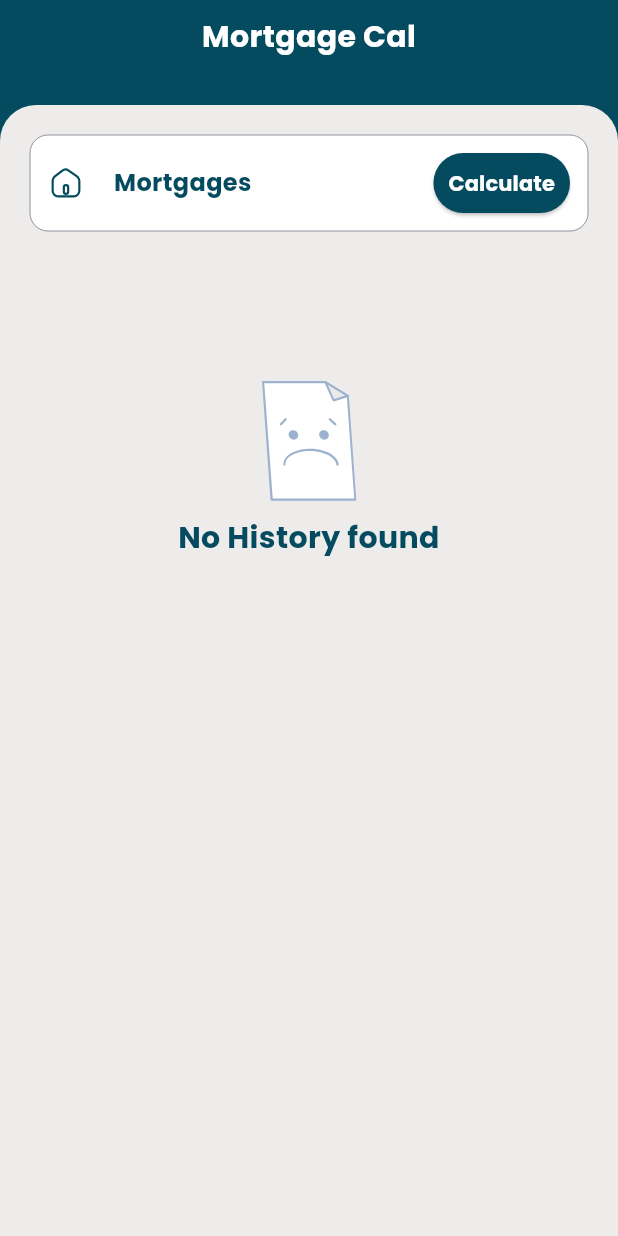
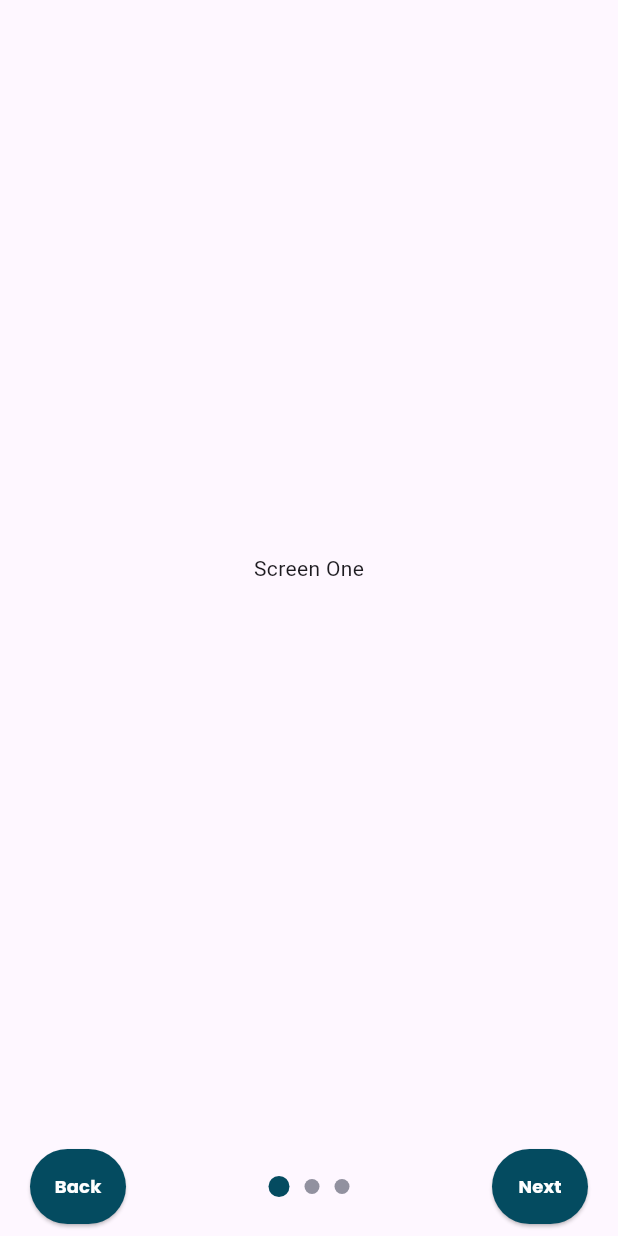
Before and after one commit to onyxtec-org/mortgage_calculator, a Flutter app: the screen it shows after launch, on a phone screen of 412 x 824 dp. Run offline on Flutter 3.47's test engine with Material 3 defaults, Android fonts, the phone set to English and light mode, and no system bars; drawn by our look-alikes of dots_indicator; our stand-ins replace flutter_svg, pie_chart, sqflite; missing offline and left inert: super_tooltip; accounts and stored records are empty.

Commit message:
onboarding view initial setup

```diff
--- /dev/null
+++ b/lib/ViewModels/OnBoardingViewModel.dart
@@ -0,0 +1,9 @@
+import 'package:flutter/foundation.dart';
+
+import '../models/OnBoardingModel.dart';
+
+class OnBoardingViewModel extends ChangeNotifier {
+  final List<OnBoardingModel> _onBoardingData = OnBoardingModel.onBoardingData;
+
+  List<OnBoardingModel> get onBoardingData => _onBoardingData;
+}
--- a/lib/common/constants/my_style.dart
+++ b/lib/common/constants/my_style.dart
@@ -5,9 +5,9 @@ class MyStyle {
   static const Color offWhiteColor = Color(0xFFF5F5F4);
   static const Color primaryLightColor = Color(0xFF09CAC7);
   static const Color greenColor = Color(0xFF49CC7D);
-  static const Color lightGrey = Color(0xEED0CBCB);
+  static const Color lightGray = Color(0xEED0CBCB);
   static const Color grayColor = Color(0xFF91919F);
-  static const Color darkGreyColor = Color(0xA1282121);
+  static const Color darkGrayColor = Color(0xA1282121);
   static const Color blackColor = Color(0xFF000000);
   static const Color transparentColor = Color(0xFF575656);
   static const Color redColor = Color(0xFFF53A25);
--- a/lib/common/widgets/text_input_container.dart
+++ b/lib/common/widgets/text_input_container.dart
@@ -10,7 +10,7 @@ class TextInputContainer extends StatefulWidget {
   const TextInputContainer({
     super.key,
     required this.child,
-    this.borderColor = MyStyle.lightGrey,
+    this.borderColor = MyStyle.lightGray,
     this.fillColor = MyStyle.backgroundColor,
   });
 
--- a/lib/common/widgets/text_input_field_widget.dart
+++ b/lib/common/widgets/text_input_field_widget.dart
@@ -79,7 +79,7 @@ class TextInputFieldWidget extends StatelessWidget {
           fillColor: Colors.white,
           enabledBorder: OutlineInputBorder(
             borderRadius: BorderRadius.circular(16.0),
-            borderSide: const BorderSide(color: MyStyle.lightGrey),
+            borderSide: const BorderSide(color: MyStyle.lightGray),
           ),
           focusedBorder: OutlineInputBorder(
             borderRadius: BorderRadius.circular(16.0),
--- a/lib/common/widgets/title_text_view.dart
+++ b/lib/common/widgets/title_text_view.dart
@@ -20,7 +20,7 @@ class TitleTextView extends StatelessWidget {
     this.textAlign = TextAlign.center,
     this.fontColor = MyStyle.primaryColor,
     this.fontWeight = FontWeight.normal,
-    this.maxLines = 1,
+    this.maxLines,
   });
 
   @override
--- a/lib/history_screen.dart
+++ b/lib/history_screen.dart
@@ -140,6 +140,7 @@ class _HistoryScreenState extends State<HistoryScreen> {
                                                     TitleTextView(
                                                       text: mortgageData.title,
                                                       textAlign: TextAlign.start,
+                                                      maxLines: 1,
                                                     ),
                                                     NormalTextView(
                                                       text: Utils.formatDate(mortgageData.createdAt!),
--- a/lib/home_screen.dart
+++ b/lib/home_screen.dart
@@ -205,6 +205,7 @@ class _HomeScreenState extends State<HomeScreen> {
                                                     TitleTextView(
                                                       text: mortgageData.title,
                                                       textAlign: TextAlign.start,
+                                                      maxLines: 1,
                                                     ),
                                                     NormalTextView(
                                                       text: Utils.formatDate(mortgageData.createdAt!),
--- /dev/null
+++ b/lib/models/OnBoardingModel.dart
@@ -0,0 +1,13 @@
+class OnBoardingModel {
+  final String title;
+  final String description;
+
+  OnBoardingModel({required this.title, required this.description});
+
+  static final List<OnBoardingModel> onBoardingData = [
+    OnBoardingModel(title: 'Screen One', description: 'Screen one description'),
+    OnBoardingModel(title: 'Screen Two', description: 'Screen two description'),
+    OnBoardingModel(title: 'Screen Three', description: 'Screen three description'),
+  ];
+
+}
--- /dev/null
+++ b/lib/onboarding_screen.dart
@@ -0,0 +1,98 @@
+import 'package:dots_indicator/dots_indicator.dart';
+import 'package:flutter/material.dart';
+import 'package:mortgage_calculator/ViewModels/OnBoardingViewModel.dart';
+import 'package:mortgage_calculator/common/constants/icons_constant.dart';
+import 'package:mortgage_calculator/common/constants/my_style.dart';
+import 'package:mortgage_calculator/common/widgets/elevated_button.dart';
+import 'package:mortgage_calculator/common/widgets/svg_icon_widget.dart';
+import 'package:provider/provider.dart';
+
+import 'models/OnBoardingModel.dart';
+
+class OnBoardingScreen extends StatefulWidget {
+  const OnBoardingScreen({super.key});
+
+  @override
+  State<OnBoardingScreen> createState() => _OnBoardingScreenState();
+}
+
+class _OnBoardingScreenState extends State<OnBoardingScreen> {
+  List<OnBoardingModel> onBoardingData = [];
+  int currentIndex = 0; // Keep track of the current page index
+  PageController _pageController = PageController();
+
+  @override
+  Widget build(BuildContext context) {
+    return ChangeNotifierProvider(
+      create: (_) => OnBoardingViewModel(),
+      child: Builder(builder: (context) {
+        onBoardingData = Provider.of<OnBoardingViewModel>(context).onBoardingData;
+        return SafeArea(
+          child: Scaffold(
+            body: Container(
+              child: Center(
+                child: PageView.builder(
+                  controller: _pageController,
+                  itemCount: onBoardingData.length,
+                  onPageChanged: (index) {
+                    setState(() {
+                      currentIndex = index;
+                    });
+                  },
+                  itemBuilder: (context, index) {
+                    final item = onBoardingData[index];
+                    return Center(child: Text(item.title));
+                  },
+                ),
+              ),
+            ),
+            bottomNavigationBar: Container(
+              padding: EdgeInsets.symmetric(vertical: MyStyle.eight, horizontal: MyStyle.twenty),
+              child: Row(
+                children: [
+                  Button(
+                    onPressed: () {
+                      if (currentIndex > 0) {
+                        _pageController.previousPage(
+                          duration: Duration(milliseconds: 300),
+                          curve: Curves.easeInOut,
+                        );
+                      }
+                    },
+                    text: 'Back',
+                    fontSize: MyStyle.twelve,
+                  ),
+                  Expanded(
+                    child: DotsIndicator(
+                      dotsCount: onBoardingData.length,
+                      position: currentIndex,
+                      decorator: const DotsDecorator(
+                        color: MyStyle.grayColor,
+                        activeColor: MyStyle.primaryColor,
+                        size: Size(10, 10),
+                        spacing: EdgeInsets.all(5),
+                        activeSize: Size(14, 14),
+                      ),
+                    ),
+                  ),
+                  Button(
+                    onPressed: () {
+                      if (currentIndex < onBoardingData.length - 1) {
+                        _pageController.nextPage(
+                          duration: Duration(milliseconds: 300),
+                          curve: Curves.easeInOut,
+                        );
+                      }
+                    },
+                    text: 'Next',
+                    fontSize: MyStyle.twelve,
+                  ),
+                ],
+              ),
+            ),
+          ),
+        );
+      }),
+    );
+  }
+}
--- a/lib/splash_screen.dart
+++ b/lib/splash_screen.dart
@@ -1,6 +1,7 @@
 import 'package:flutter/material.dart';
 import 'package:mortgage_calculator/common/constants/icons_constant.dart';
 import 'package:mortgage_calculator/home_screen.dart';
+import 'package:mortgage_calculator/onboarding_screen.dart';
 import 'common/constants/constants.dart';
 import 'common/constants/my_style.dart';
 
@@ -74,7 +75,7 @@ class _SplashScreenState extends State<SplashScreen> {
 
   void checkStatus() async {
     await Future.delayed(const Duration(seconds: 2));
-    Navigator.pushReplacement(context, MaterialPageRoute(builder: (context) => const HomeScreen()));
+    Navigator.pushReplacement(context, MaterialPageRoute(builder: (context) => const OnBoardingScreen()));
 
    /* Utils.requestStoragePermission(context, (isPermissionGranted) async {
       if (!_isDisposed) {
--- a/pubspec.yaml
+++ b/pubspec.yaml
@@ -43,6 +43,7 @@ dependencies:
   sqflite: ^2.3.3+1
   intl: ^0.19.0
   provider: ^6.1.2
+  dots_indicator: ^3.0.0
 
 dev_dependencies:
   flutter_test:
```
Also changed, not shown: pubspec.lock.
